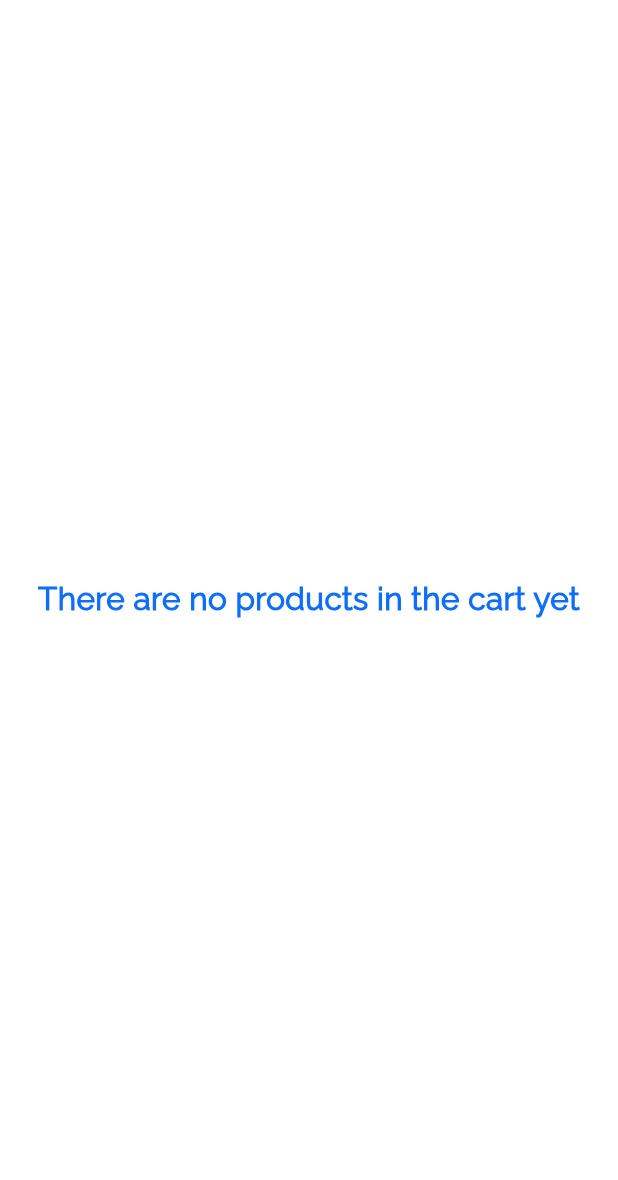
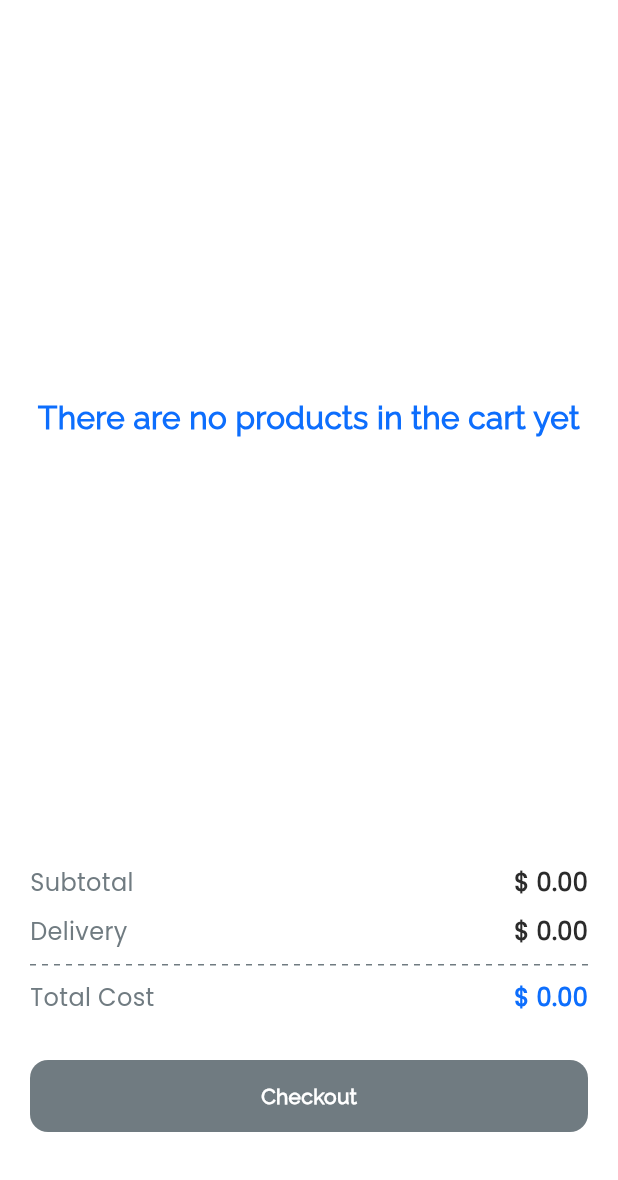
Before and after one commit to huy2992002/flutter_training_huy_nguyen, a Flutter app: the CartPage screen opened directly, on a phone screen of 412 x 824 dp, the part 56-1236 px from its top. Run offline on Flutter 3.47's test engine with Material 3 defaults, Android fonts, the phone set to English and light mode, and no system bars; drawn by our look-alikes of dotted_line; our stand-ins replace device_preview, flutter_svg, pinput; project files that could hold a hidden picture were left out.

Commit message:
implement create UI my card & function checkout cart

```diff
--- a/nike_sneaker_store/lib/pages/cart/cart_page.dart
+++ b/nike_sneaker_store/lib/pages/cart/cart_page.dart
@@ -6,11 +6,18 @@ import 'package:nike_sneaker_store/components/cards/card_cart_product.dart';
 import 'package:nike_sneaker_store/gen/assets.gen.dart';
 import 'package:nike_sneaker_store/l10n/app_localizations.dart';
 import 'package:nike_sneaker_store/models/product_model.dart';
+import 'package:nike_sneaker_store/pages/cart/cart_information_page.dart';
+import 'package:nike_sneaker_store/pages/cart/widgets/cart_total_cost.dart';
 import 'package:nike_sneaker_store/resources/ns_style.dart';
 
-class CartPage extends StatelessWidget {
+class CartPage extends StatefulWidget {
   const CartPage({super.key});
 
+  @override
+  State<CartPage> createState() => _CartPageState();
+}
+
+class _CartPageState extends State<CartPage> {
   @override
   Widget build(BuildContext context) {
     return Scaffold(
@@ -59,6 +66,15 @@ class CartPage extends StatelessWidget {
                 ],
               ),
       ),
+      bottomNavigationBar: CartTotalCost(
+        onCheckout: () => Navigator.push(
+          context,
+          MaterialPageRoute(
+            builder: (context) => const CartInformationPage(),
+          ),
+        ),
+        canCheckOut: myCarts.isNotEmpty,
+      ),
     );
   }
 }
--- /dev/null
+++ b/nike_sneaker_store/lib/pages/cart/widgets/cart_total_cost.dart
@@ -0,0 +1,92 @@
+import 'package:dotted_line/dotted_line.dart';
+import 'package:flutter/material.dart';
+import 'package:nike_sneaker_store/components/button/ns_elevated_button.dart';
+import 'package:nike_sneaker_store/l10n/app_localizations.dart';
+import 'package:nike_sneaker_store/models/product_model.dart';
+import 'package:nike_sneaker_store/pages/cart/widgets/cart_value_item.dart';
+import 'package:nike_sneaker_store/resources/ns_color.dart';
+import 'package:nike_sneaker_store/resources/ns_style.dart';
+import 'package:nike_sneaker_store/utils/extension.dart';
+
+class CartTotalCost extends StatelessWidget {
+  const CartTotalCost({
+    required this.onCheckout,
+    super.key,
+    this.canCheckOut = false,
+  });
+
+  final Function() onCheckout;
+  final bool canCheckOut;
+
+  @override
+  Widget build(BuildContext context) {
+    double subTotal() {
+      double subTotal = 0;
+      for (ProductModel pr in myCarts) {
+        subTotal += pr.price * pr.quantity;
+      }
+      return subTotal;
+    }
+
+    double delivery() {
+      if (subTotal() == 0.0) {
+        return 0;
+      } else {
+        return 60;
+      }
+    }
+
+    double totalCost = subTotal() + delivery();
+    return Container(
+      color: Theme.of(context).colorScheme.primaryContainer,
+      padding: const EdgeInsets.symmetric(horizontal: 20, vertical: 32),
+      child: Column(
+        mainAxisSize: MainAxisSize.min,
+        children: [
+          CartValueItem(
+            title: AppLocalizations.of(context).subTotal,
+            value: subTotal().toPriceDollar(),
+          ),
+          const SizedBox(height: 10),
+          CartValueItem(
+            title: AppLocalizations.of(context).delivery,
+            value: delivery().toPriceDollar(),
+          ),
+          const Padding(
+            padding: EdgeInsets.symmetric(vertical: 10),
+            child: DottedLine(
+              dashColor: NSColor.neutral,
+            ),
+          ),
+          Row(
+            children: [
+              Text(
+                AppLocalizations.of(context).totalCost,
+                style: NSStyle.h16Medium.copyWith(color: NSColor.neutral),
+              ),
+              const Spacer(),
+              Text(
+                totalCost.toPriceDollar(),
+                style: NSStyle.h16SemiBold.copyWith(
+                  color: Theme.of(context).colorScheme.primary,
+                  fontFamily: 'Poppins',
+                ),
+              ),
+            ],
+          ),
+          const SizedBox(height: 30),
+          NSElevatedButton.text(
+            onPressed: () {
+              if (!canCheckOut) return;
+              onCheckout.call();
+            },
+            text: AppLocalizations.of(context).checkOut,
+            backgroundColor: !canCheckOut
+                ? NSColor.neutral
+                : Theme.of(context).colorScheme.primary,
+          ),
+        ],
+      ),
+    );
+  }
+}
--- /dev/null
+++ b/nike_sneaker_store/lib/pages/cart/widgets/cart_value_item.dart
@@ -0,0 +1,34 @@
+import 'package:flutter/material.dart';
+import 'package:nike_sneaker_store/resources/ns_color.dart';
+import 'package:nike_sneaker_store/resources/ns_style.dart';
+
+class CartValueItem extends StatelessWidget {
+  const CartValueItem({
+    required this.title,
+    required this.value,
+    super.key,
+  });
+
+  final String title;
+  final String value;
+
+  @override
+  Widget build(BuildContext context) {
+    return Row(
+      children: [
+        Text(
+          title,
+          style: NSStyle.h16Medium.copyWith(color: NSColor.neutral),
+        ),
+        const Spacer(),
+        Text(
+          value,
+          style: NSStyle.h16SemiBold.copyWith(
+            color: Theme.of(context).colorScheme.onPrimaryContainer,
+            fontFamily: 'Poppins',
+          ),
+        ),
+      ],
+    );
+  }
+}
```
Also changed, not shown: nike_sneaker_store/lib/pages/cart/cart_information_page.dart (added, +151 -0 lines), nike_sneaker_store/lib/pages/cart/widgets/cart_information_item.dart (added, +72 -0 lines).
